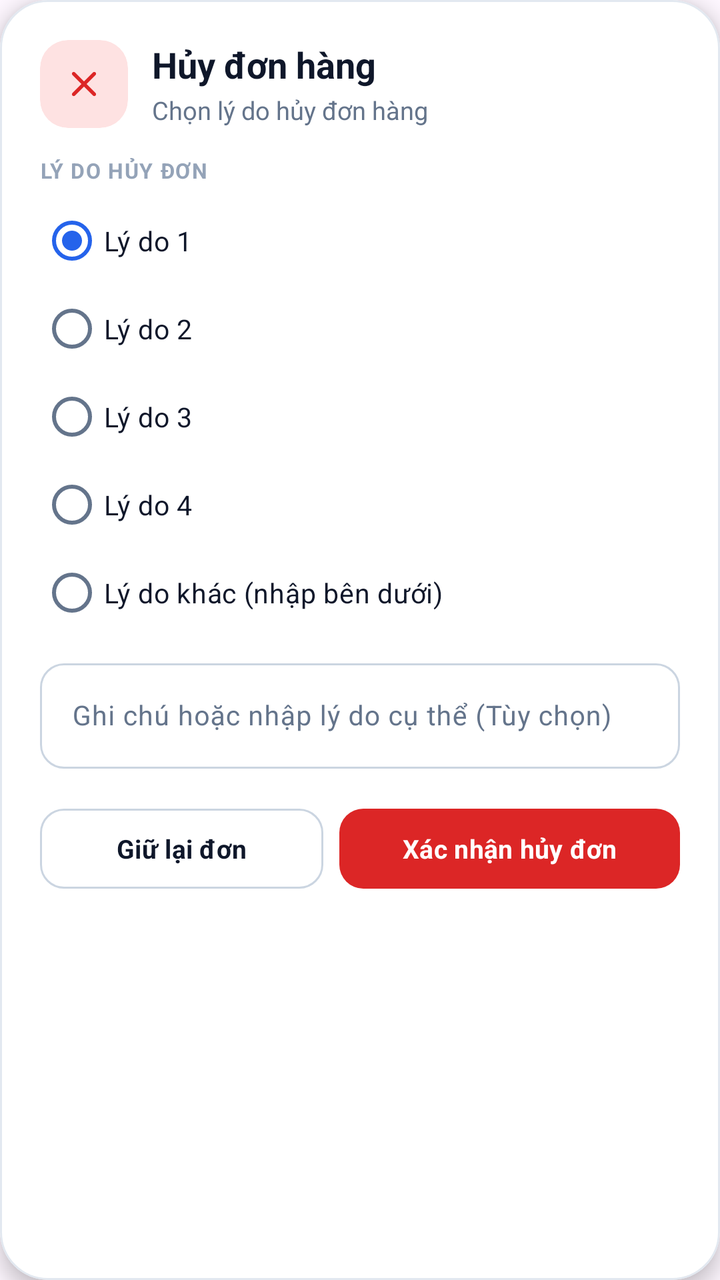
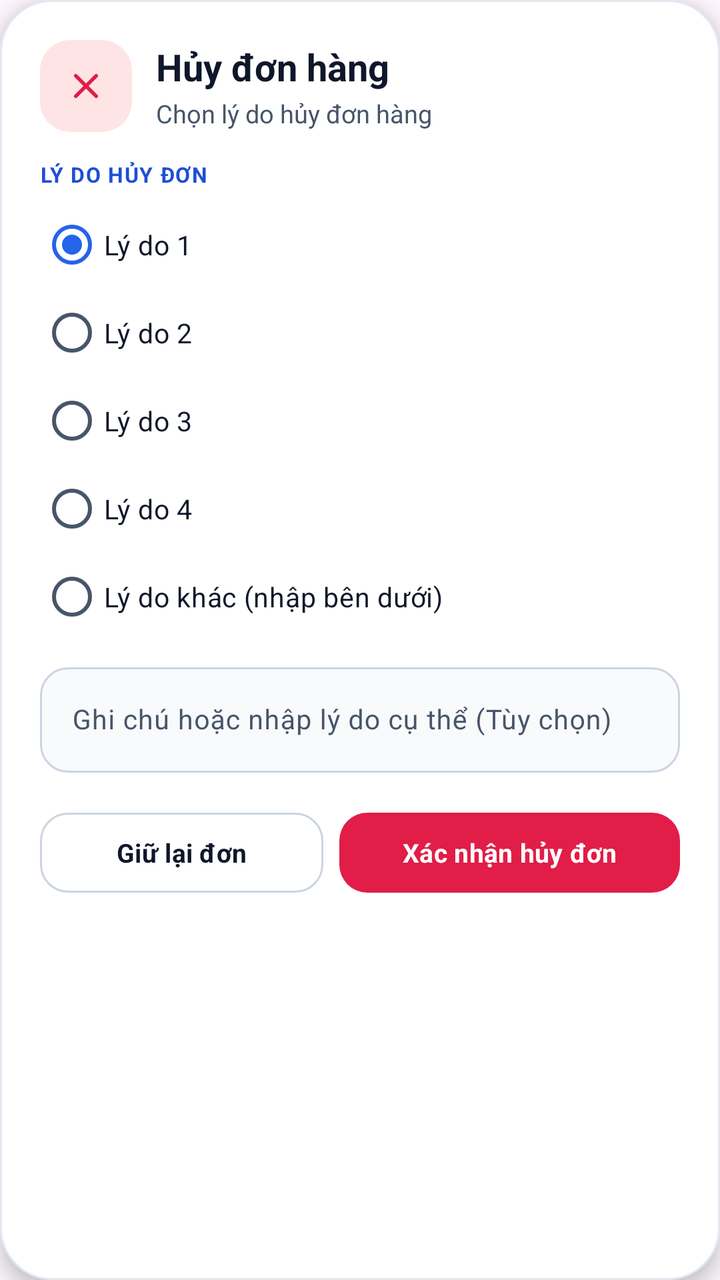

Screens rendered from an Android XML layout before and after an edit, with the pre-edit source and the edit as a unified diff.
<!-- AndroidManifest.xml: application theme Theme.MyApplication -->
<!-- res/layout/dialog_cancel_order.xml -->
<?xml version="1.0" encoding="utf-8"?>
<com.google.android.material.card.MaterialCardView xmlns:android="http://schemas.android.com/apk/res/android"
    xmlns:app="http://schemas.android.com/apk/res-auto"
    xmlns:tools="http://schemas.android.com/tools"
    android:layout_width="match_parent"
    android:layout_height="wrap_content"
    android:layout_margin="12dp"
    app:cardBackgroundColor="@color/surface"
    app:cardCornerRadius="24dp"
    app:cardElevation="6dp"
    app:strokeColor="@color/border"
    app:strokeWidth="1dp"
    tools:ignore="HardcodedText,TouchTargetSizeCheck">

    <ScrollView
        android:layout_width="match_parent"
        android:layout_height="wrap_content"
        android:overScrollMode="never"
        android:scrollbars="none">

        <LinearLayout
            android:layout_width="match_parent"
            android:layout_height="wrap_content"
            android:orientation="vertical"
            android:padding="20dp">

            <LinearLayout
                android:layout_width="match_parent"
                android:layout_height="wrap_content"
                android:gravity="center_vertical"
                android:orientation="horizontal">

                <com.google.android.material.card.MaterialCardView
                    android:layout_width="44dp"
                    android:layout_height="44dp"
                    app:cardBackgroundColor="#FEE2E2"
                    app:cardCornerRadius="14dp"
                    app:cardElevation="0dp"
                    app:strokeWidth="0dp">

                    <ImageView
                        android:layout_width="22dp"
                        android:layout_height="22dp"
                        android:layout_gravity="center"
                        android:contentDescription="Hủy đơn hàng"
                        android:src="@drawable/ic_close_24"
                        app:tint="@color/danger" />
                </com.google.android.material.card.MaterialCardView>

                <LinearLayout
                    android:layout_width="0dp"
                    android:layout_height="wrap_content"
                    android:layout_marginStart="12dp"
                    android:layout_weight="1"
                    android:orientation="vertical">

                    <TextView
                        android:id="@+id/tvCancelDialogTitle"
                        android:layout_width="wrap_content"
                        android:layout_height="wrap_content"
                        android:text="Hủy đơn hàng"
                        android:textColor="@color/ink"
                        android:textSize="18sp"
                        android:textStyle="bold" />

                    <TextView
                        android:id="@+id/tvCancelDialogSubtitle"
                        android:layout_width="wrap_content"
                        android:layout_height="wrap_content"
                        android:layout_marginTop="2dp"
                        android:text="Chọn lý do hủy đơn hàng"
                        android:textColor="@color/text_secondary"
                        android:textSize="12.5sp" />
                </LinearLayout>
            </LinearLayout>

            <TextView
                android:layout_width="wrap_content"
                android:layout_height="wrap_content"
                android:layout_marginTop="14dp"
                android:letterSpacing="0.05"
                android:text="LÝ DO HỦY ĐƠN"
                android:textColor="@color/text_tertiary"
                android:textSize="10.5sp"
                android:textStyle="bold" />

            <RadioGroup
                android:id="@+id/rgCancelReasons"
                android:layout_width="match_parent"
                android:layout_height="wrap_content"
                android:layout_marginTop="6dp"
                android:orientation="vertical">

                <RadioButton
                    android:id="@+id/rbReason1"
                    android:layout_width="match_parent"
                    android:layout_height="44dp"
                    android:checked="true"
                    android:text="Lý do 1"
                    android:textColor="@color/ink"
                    android:textSize="13.5sp" />

                <RadioButton
                    android:id="@+id/rbReason2"
                    android:layout_width="match_parent"
                    android:layout_height="44dp"
                    android:text="Lý do 2"
                    android:textColor="@color/ink"
                    android:textSize="13.5sp" />

                <RadioButton
                    android:id="@+id/rbReason3"
                    android:layout_width="match_parent"
                    android:layout_height="44dp"
                    android:text="Lý do 3"
                    android:textColor="@color/ink"
                    android:textSize="13.5sp" />

                <RadioButton
                    android:id="@+id/rbReason4"
                    android:layout_width="match_parent"
                    android:layout_height="44dp"
                    android:text="Lý do 4"
                    android:textColor="@color/ink"
                    android:textSize="13.5sp" />

                <RadioButton
                    android:id="@+id/rbReasonOther"
                    android:layout_width="match_parent"
                    android:layout_height="44dp"
                    android:text="Lý do khác (nhập bên dưới)"
                    android:textColor="@color/ink"
                    android:textSize="13.5sp" />
            </RadioGroup>

            <com.google.android.material.textfield.TextInputLayout
                android:id="@+id/tilCustomCancelReason"
                style="@style/Widget.Material3.TextInputLayout.OutlinedBox"
                android:layout_width="match_parent"
                android:layout_height="wrap_content"
                android:layout_marginTop="8dp"
                android:hint="Ghi chú hoặc nhập lý do cụ thể (Tùy chọn)"
                app:boxCornerRadiusBottomEnd="12dp"
                app:boxCornerRadiusBottomStart="12dp"
                app:boxCornerRadiusTopEnd="12dp"
                app:boxCornerRadiusTopStart="12dp">

                <com.google.android.material.textfield.TextInputEditText
                    android:id="@+id/edtCustomCancelReason"
                    android:layout_width="match_parent"
                    android:layout_height="wrap_content"
                    android:inputType="textMultiLine"
                    android:maxLines="3"
                    android:textSize="13.5sp" />
            </com.google.android.material.textfield.TextInputLayout>

            <LinearLayout
                android:layout_width="match_parent"
                android:layout_height="wrap_content"
                android:layout_marginTop="16dp"
                android:orientation="horizontal">

                <com.google.android.material.button.MaterialButton
                    android:id="@+id/btnCancelKeep"
                    style="@style/Widget.Material3.Button.OutlinedButton"
                    android:layout_width="0dp"
                    android:layout_height="48dp"
                    android:layout_marginEnd="8dp"
                    android:layout_weight="1"
                    android:minHeight="48dp"
                    android:text="Giữ lại đơn"
                    android:textAllCaps="false"
                    android:textColor="@color/ink"
                    android:textSize="13sp"
                    android:textStyle="bold"
                    app:backgroundTint="@color/surface"
                    app:cornerRadius="12dp"
                    app:strokeColor="@color/border_strong"
                    app:strokeWidth="1dp" />

                <com.google.android.material.button.MaterialButton
                    android:id="@+id/btnCancelConfirm"
                    android:layout_width="0dp"
                    android:layout_height="48dp"
                    android:layout_weight="1.2"
                    android:minHeight="48dp"
                    android:text="Xác nhận hủy đơn"
                    android:textAllCaps="false"
                    android:textColor="@color/white"
                    android:textSize="13sp"
                    android:textStyle="bold"
                    app:backgroundTint="@color/danger"
                    app:cornerRadius="12dp" />
            </LinearLayout>

        </LinearLayout>
    </ScrollView>
</com.google.android.material.card.MaterialCardView>
<!-- resources referenced by this layout -->
<resources>
  <color name="border">#E2E8F0</color>
  <color name="border_strong">#CBD5E1</color>
  <color name="danger">#DC2626</color>
  <color name="ink">#0F172A</color>
  <color name="surface">#FFFFFFFF</color>
  <color name="text_secondary">#64748B</color>
  <color name="text_tertiary">#94A3B8</color>
  <color name="white">#FFFFFFFF</color>
  <!-- drawable ic_close_24 (drawable) -->
  <?xml version="1.0" encoding="utf-8"?>
  <vector xmlns:android="http://schemas.android.com/apk/res/android"
      android:width="24dp"
      android:height="24dp"
      android:viewportWidth="24"
      android:viewportHeight="24">
      <path
          android:fillColor="#0F172A"
          android:pathData="M18.3,5.71c-0.39,-0.39 -1.02,-0.39 -1.41,0L12,10.59L7.11,5.7c-0.39,-0.39 -1.02,-0.39 -1.41,0c-0.39,0.39 -0.39,1.02 0,1.41L10.59,12L5.7,16.89c-0.39,0.39 -0.39,1.02 0,1.41c0.39,0.39 1.02,0.39 1.41,0L12,13.41l4.89,4.89c0.39,0.39 1.02,0.39 1.41,0c0.39,-0.39 0.39,-1.02 0,-1.41L13.41,12l4.89,-4.89C18.68,6.73 18.68,6.09 18.3,5.71z" />
  </vector>
  <style name="Theme.MyApplication" parent="Base.Theme.MyApplication" />
  <style name="Base.Theme.MyApplication" parent="Theme.Material3.Light.NoActionBar">
          <item name="colorPrimary">@color/primary</item>
          <item name="colorOnPrimary">@color/white</item>
          <item name="colorPrimaryContainer">@color/primary_soft</item>
          <item name="colorOnPrimaryContainer">@color/primary_dark</item>
          <item name="colorSecondaryContainer">@color/primary_soft</item>
          <item name="colorOnSecondaryContainer">@color/primary_dark</item>
          <item name="colorSurface">@color/surface</item>
          <item name="colorOnSurface">@color/ink</item>
          <item name="colorSurfaceVariant">@color/surface_subtle</item>
          <item name="colorOnSurfaceVariant">@color/text_secondary</item>
          <item name="colorOutline">@color/border_strong</item>
          <item name="elevationOverlayEnabled">false</item>
          <item name="android:fontFamily">sans-serif</item>
          <item name="android:windowLightStatusBar">true</item>
          <item name="android:statusBarColor">@color/screen_background</item>
          <item name="android:navigationBarColor">@color/screen_background</item>
          <item name="android:windowLightNavigationBar" tools:targetApi="27">true</item>
          <item name="android:windowActionModeOverlay">true</item>
      </style>
  <color name="primary">#2563EB</color>
  <color name="primary_soft">#EFF6FF</color>
  <color name="primary_dark">#1D4ED8</color>
  <color name="surface_subtle">#F1F5F9</color>
  <color name="screen_background">#F4F5F9</color>
</resources>

<!-- the commit's change to res/layout/dialog_cancel_order.xml (unified diff, before → after) -->
@@ -6,7 +6,7 @@
     android:layout_height="wrap_content"
     android:layout_margin="12dp"
     app:cardBackgroundColor="@color/surface"
-    app:cardCornerRadius="24dp"
+    app:cardCornerRadius="26dp"
     app:cardElevation="6dp"
     app:strokeColor="@color/border"
     app:strokeWidth="1dp"
@@ -31,10 +31,10 @@
                 android:orientation="horizontal">
 
                 <com.google.android.material.card.MaterialCardView
-                    android:layout_width="44dp"
-                    android:layout_height="44dp"
-                    app:cardBackgroundColor="#FEE2E2"
-                    app:cardCornerRadius="14dp"
+                    android:layout_width="46dp"
+                    android:layout_height="46dp"
+                    app:cardBackgroundColor="@color/danger_soft"
+                    app:cardCornerRadius="15dp"
                     app:cardElevation="0dp"
                     app:strokeWidth="0dp">
 
@@ -60,7 +60,7 @@
                         android:layout_height="wrap_content"
                         android:text="Hủy đơn hàng"
                         android:textColor="@color/ink"
-                        android:textSize="18sp"
+                        android:textSize="18.5sp"
                         android:textStyle="bold" />
 
                     <TextView
@@ -80,7 +80,7 @@
                 android:layout_marginTop="14dp"
                 android:letterSpacing="0.05"
                 android:text="LÝ DO HỦY ĐƠN"
-                android:textColor="@color/text_tertiary"
+                android:textColor="@color/primary_dark"
                 android:textSize="10.5sp"
                 android:textStyle="bold" />
 
@@ -140,10 +140,11 @@
                 android:layout_height="wrap_content"
                 android:layout_marginTop="8dp"
                 android:hint="Ghi chú hoặc nhập lý do cụ thể (Tùy chọn)"
-                app:boxCornerRadiusBottomEnd="12dp"
-                app:boxCornerRadiusBottomStart="12dp"
-                app:boxCornerRadiusTopEnd="12dp"
-                app:boxCornerRadiusTopStart="12dp">
+                app:boxBackgroundColor="#F8FAFC"
+                app:boxCornerRadiusBottomEnd="14dp"
+                app:boxCornerRadiusBottomStart="14dp"
+                app:boxCornerRadiusTopEnd="14dp"
+                app:boxCornerRadiusTopStart="14dp">
 
                 <com.google.android.material.textfield.TextInputEditText
                     android:id="@+id/edtCustomCancelReason"
@@ -174,7 +175,7 @@
                     android:textSize="13sp"
                     android:textStyle="bold"
                     app:backgroundTint="@color/surface"
-                    app:cornerRadius="12dp"
+                    app:cornerRadius="14dp"
                     app:strokeColor="@color/border_strong"
                     app:strokeWidth="1dp" />
 
@@ -190,7 +191,7 @@
                     android:textSize="13sp"
                     android:textStyle="bold"
                     app:backgroundTint="@color/danger"
-                    app:cornerRadius="12dp" />
+                    app:cornerRadius="14dp" />
             </LinearLayout>
 
         </LinearLayout>
<!-- resource entries referenced after the edit -->
@@ -2,11 +2,11 @@
 <resources>
   <color name="border">#E2E8F0</color>
   <color name="border_strong">#CBD5E1</color>
-  <color name="danger">#DC2626</color>
+  <color name="danger">#E11D48</color>
+  <color name="danger_soft">#FFE4E6</color>
   <color name="ink">#0F172A</color>
   <color name="surface">#FFFFFFFF</color>
-  <color name="text_secondary">#64748B</color>
-  <color name="text_tertiary">#94A3B8</color>
+  <color name="text_secondary">#475569</color>
   <color name="white">#FFFFFFFF</color>
   <!-- drawable ic_close_24 (drawable) -->
   <?xml version="1.0" encoding="utf-8"?>
@@ -25,7 +25,9 @@
           <item name="colorOnPrimary">@color/white</item>
           <item name="colorPrimaryContainer">@color/primary_soft</item>
           <item name="colorOnPrimaryContainer">@color/primary_dark</item>
-          <item name="colorSecondaryContainer">@color/primary_soft</item>
+          <item name="colorSecondary">@color/accent_indigo</item>
+          <item name="colorOnSecondary">@color/white</item>
+          <item name="colorSecondaryContainer">@color/accent_indigo_soft</item>
           <item name="colorOnSecondaryContainer">@color/primary_dark</item>
           <item name="colorSurface">@color/surface</item>
           <item name="colorOnSurface">@color/ink</item>
@@ -42,8 +44,10 @@
       </style>
   <color name="primary">#2563EB</color>
   <color name="primary_soft">#EFF6FF</color>
+  <color name="accent_indigo">#4F46E5</color>
+  <color name="accent_indigo_soft">#EEF2FF</color>
   <color name="primary_dark">#1D4ED8</color>
-  <color name="surface_subtle">#F1F5F9</color>
-  <color name="screen_background">#F4F5F9</color>
+  <color name="surface_subtle">#EEF2FA</color>
+  <color name="screen_background">#F2F5FC</color>
 </resources>
 
